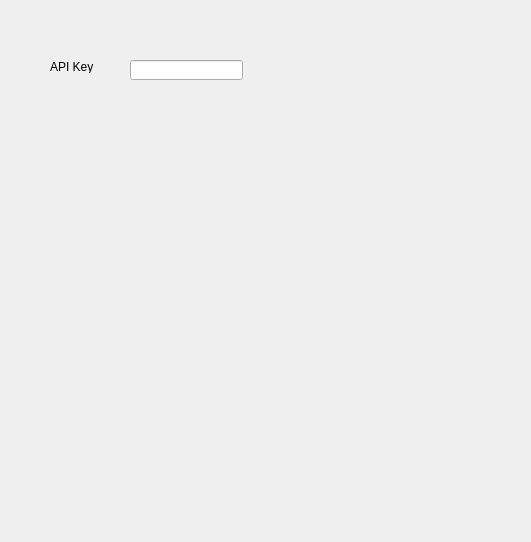
Before: the Qt Designer form FlickrPlugin/plugin/flickrsettings.ui in Joensw/RCAIT, drawn with Qt 5.
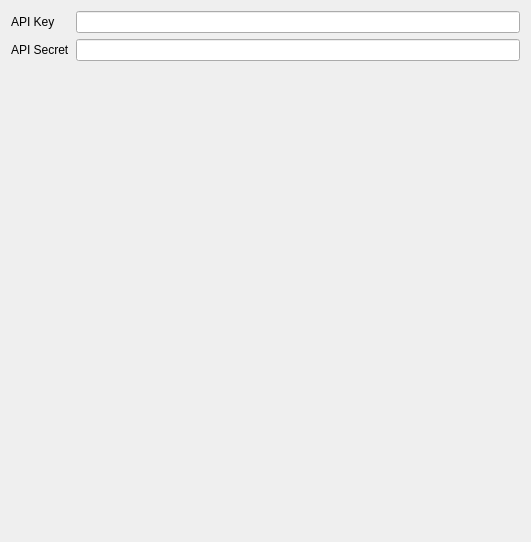
After: the same form once the commit is applied.

Patch:
```diff
--- a/FlickrPlugin/plugin/flickrsettings.ui
+++ b/FlickrPlugin/plugin/flickrsettings.ui
@@ -13,29 +13,32 @@
   <property name="windowTitle">
    <string>Form</string>
   </property>
-  <widget class="QLineEdit" name="lineEdit">
-   <property name="geometry">
-    <rect>
-     <x>130</x>
-     <y>60</y>
-     <width>113</width>
-     <height>20</height>
-    </rect>
-   </property>
-  </widget>
+  <layout class="QHBoxLayout" name="horizontalLayout">
+   <item>
+    <layout class="QFormLayout" name="formLayout">
+     <item row="0" column="0">
   <widget class="QLabel" name="label">
-   <property name="geometry">
-    <rect>
-     <x>50</x>
-     <y>60</y>
-     <width>47</width>
-     <height>13</height>
-    </rect>
-   </property>
    <property name="text">
     <string>API Key</string>
    </property>
   </widget>
+     </item>
+     <item row="0" column="1">
+      <widget class="QLineEdit" name="lineEdit_ApiKey"/>
+     </item>
+     <item row="1" column="0">
+      <widget class="QLabel" name="label_2">
+       <property name="text">
+        <string>API Secret</string>
+       </property>
+      </widget>
+     </item>
+     <item row="1" column="1">
+      <widget class="QLineEdit" name="lineEdit_ApiSecret"/>
+     </item>
+    </layout>
+   </item>
+  </layout>
  </widget>
  <resources/>
  <connections/>
```
Lines whose indentation alone changed are shown as unchanged.
